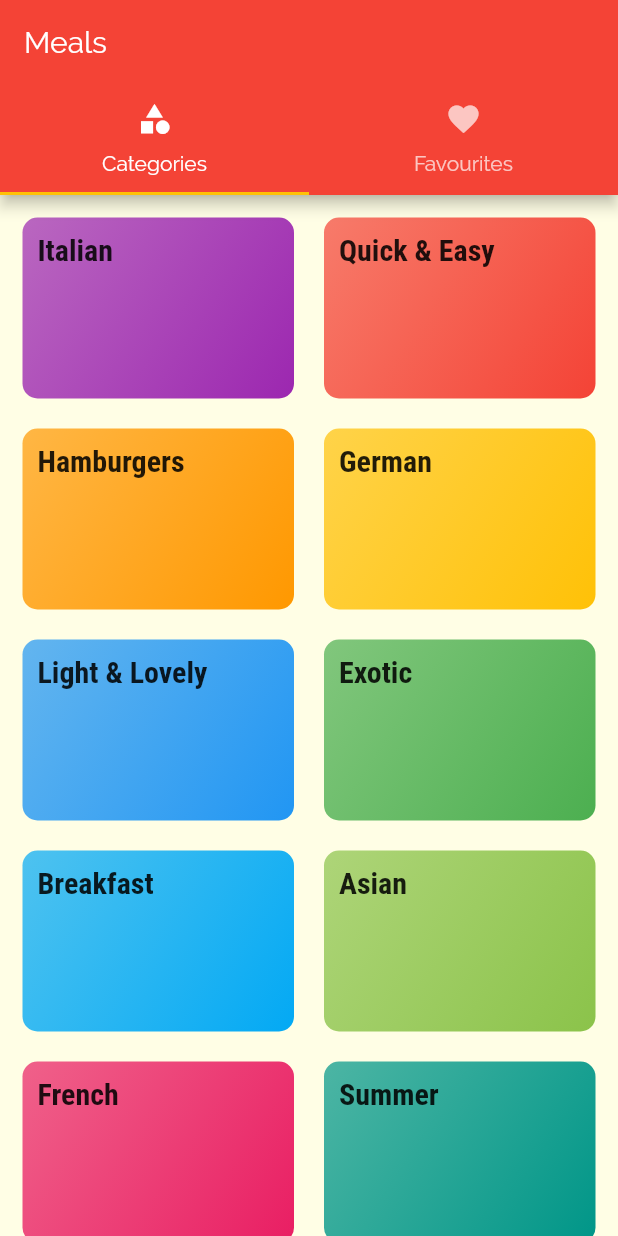
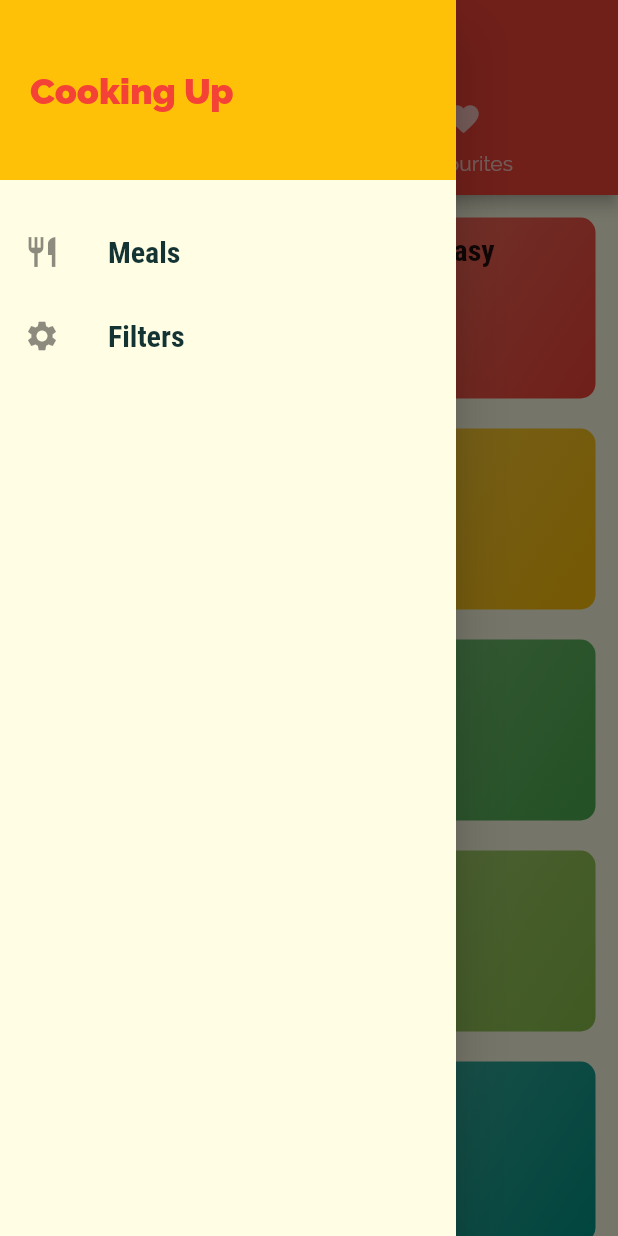
Before and after one commit to diipak-singh/meals_app, a Flutter app: the screen it shows after launch, with the side drawer open (before the commit the screen has no drawer), on a phone screen of 412 x 824 dp. Run offline on Flutter 3.47's test engine with Material 2 defaults, Android fonts, the phone set to English and light mode, and no system bars.

Commit message:
basic navigation drawer implemented successfully

```diff
--- a/lib/main.dart
+++ b/lib/main.dart
@@ -1,7 +1,7 @@
 import 'package:flutter/material.dart';
 import './screens/tabs_screen.dart';
 import './screens/category_meals_screen.dart';
-import './screens/categories_screen.dart';
+import './screens/filters_screen.dart';
 import './screens/meal_detail_screen.dart';
 
 void main() => runApp(MyApp());
@@ -35,6 +35,8 @@ class MyApp extends StatelessWidget {
       routes: {
         '/category-meals': (ctx) => CategoryMealsScreen(),
         MealDetailScreen.routeName: (ctx) => MealDetailScreen(),
+        FiltersScreen.routeName: (ctx) => FiltersScreen(),
+        TabsScreen.routeName: (ctx) =>TabsScreen()
       },
     );
   }
--- /dev/null
+++ b/lib/screens/filters_screen.dart
@@ -0,0 +1,19 @@
+import 'package:flutter/material.dart';
+import '../widgets/main_drawer.dart';
+
+class FiltersScreen extends StatelessWidget {
+  static const routeName = '/filters';
+
+  @override
+  Widget build(BuildContext context) {
+    return Scaffold(
+      appBar: AppBar(
+        title: Text('Filters'),
+      ),
+      drawer: MainDrawer(),
+      body: Center(
+        child: Text('Filters!'),
+      ),
+    );
+  }
+}
--- a/lib/screens/tabs_screen.dart
+++ b/lib/screens/tabs_screen.dart
@@ -1,8 +1,10 @@
 import 'package:flutter/material.dart';
 import './favourites_screen.dart';
 import './categories_screen.dart';
+import '../widgets/main_drawer.dart';
 
 class TabsScreen extends StatefulWidget {
+   static const routeName = '/tabs';
   @override
   _TabsScreenState createState() => _TabsScreenState();
 }
@@ -27,6 +29,7 @@ class _TabsScreenState extends State<TabsScreen> {
             ),
           ]),
         ),
+        drawer: MainDrawer(),
         body: TabBarView(
           children: <Widget>[
             CategoriesScreen(),
--- /dev/null
+++ b/lib/widgets/main_drawer.dart
@@ -0,0 +1,67 @@
+import 'package:flutter/material.dart';
+import 'package:meals_app/screens/tabs_screen.dart';
+import '../screens/filters_screen.dart';
+
+class MainDrawer extends StatelessWidget {
+  Widget buildListTile(String text, IconData icon, Function tapHandler) {
+    return ListTile(
+      leading: Icon(
+        icon,
+        size: 24,
+      ),
+      title: Text(
+        text,
+        style: TextStyle(
+          fontFamily: 'RobotoCondensed',
+          fontSize: 20,
+          fontWeight: FontWeight.w600,
+        ),
+      ),
+      onTap: tapHandler,
+    );
+  }
+
+  @override
+  Widget build(BuildContext context) {
+    return Drawer(
+      child: Column(
+        children: <Widget>[
+          Container(
+            height: 120,
+            width: double.infinity,
+            padding: EdgeInsets.all(20),
+            alignment: Alignment.centerLeft,
+            color: Theme.of(context).accentColor,
+            child: Text(
+              'Cooking Up',
+              style: TextStyle(
+                  fontWeight: FontWeight.w800,
+                  fontSize: 24,
+                  color: Theme.of(context).primaryColor),
+            ),
+          ),
+          SizedBox(
+            height: 20,
+          ),
+          buildListTile(
+            'Meals',
+            Icons.restaurant,
+            () {
+              Navigator.of(context).pushReplacementNamed(TabsScreen.routeName);
+            },
+          ),
+          buildListTile(
+            'Filters',
+            Icons.settings,
+            () {
+              //Navigator.of(context).pushNamed(FiltersScreen.routeName);
+
+              //to clear stack of preloaded pages use this below
+              Navigator.of(context).pushReplacementNamed(FiltersScreen.routeName);
+            },
+          ),
+        ],
+      ),
+    );
+  }
+}
```
